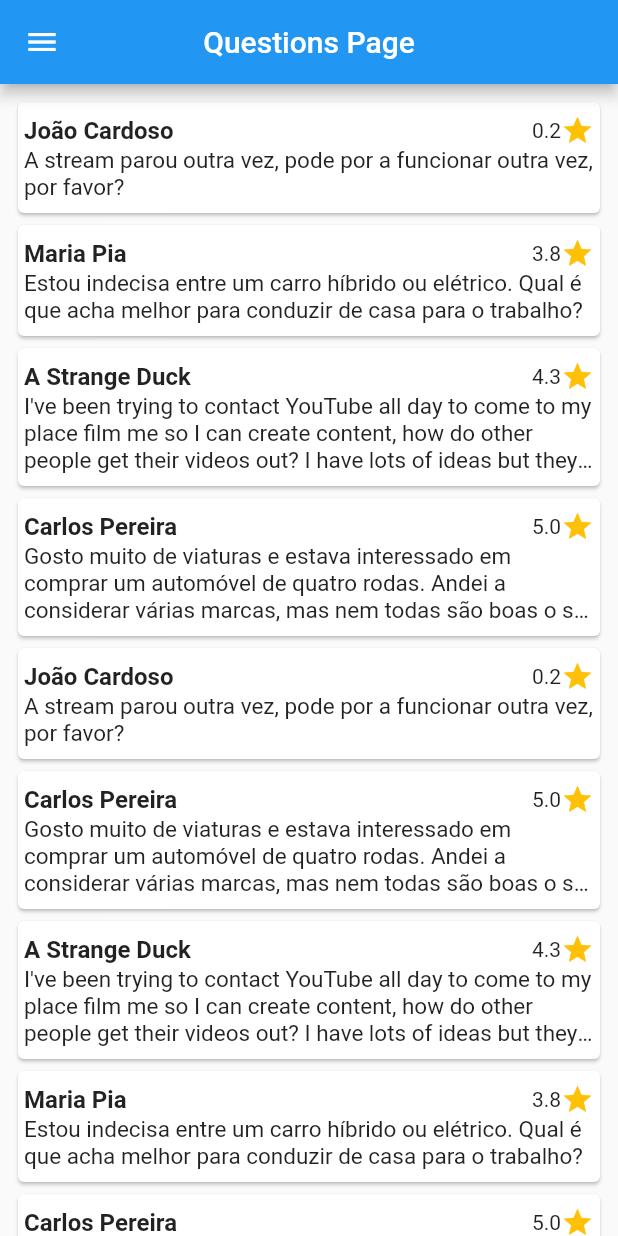
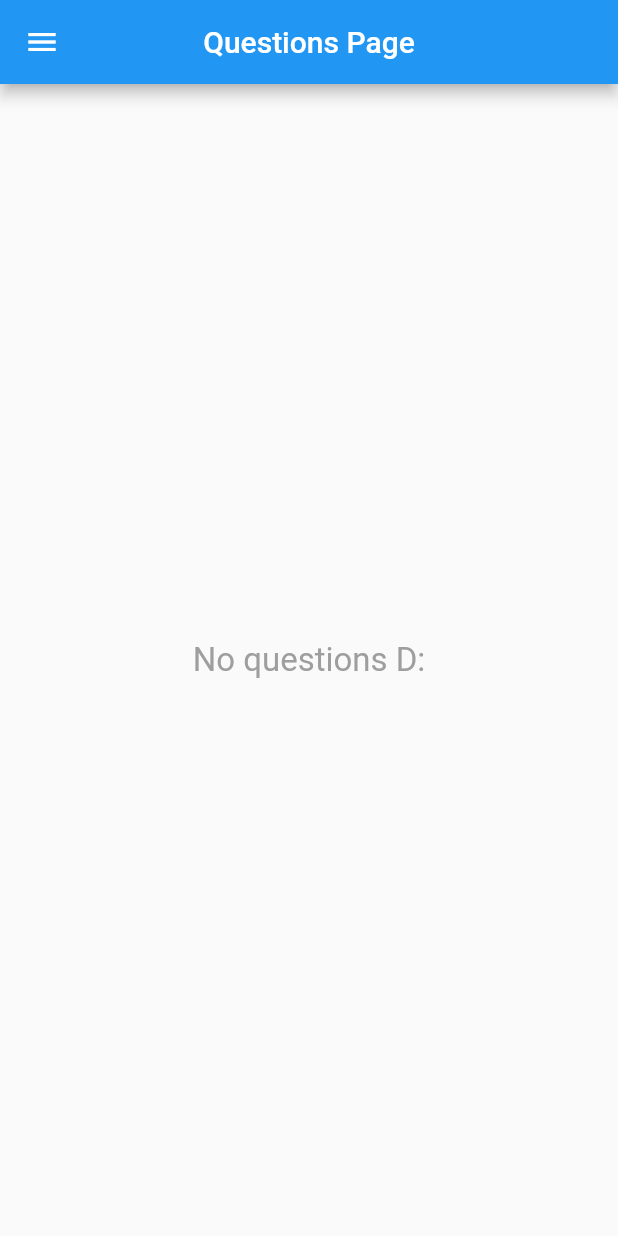
Before and after one commit to FEUP-ESOF-2020-21/open-cx-t1g4-gof, a Flutter app: the QuestionListPage screen opened by its route, on a phone screen of 412 x 824 dp. Run offline on Flutter 3.47's test engine with Material 2 defaults, Android fonts, the phone set to English and light mode, and no system bars; our stand-ins replace cloud_firestore, date_field, firebase_auth, firebase_core, flutter_rating_bar; accounts and stored records are empty.

Commit message:
Tmp commit for merge

```diff
--- a/lib/Question.dart
+++ /dev/null
@@ -1,101 +0,0 @@
-import 'dart:core';
-import 'dart:math';
-
-class Questions {
-
-  List<Question> _questions;
-
-  Questions() {
-    this._questions = [
-      Question.sampleQuestion(1),
-      Question.sampleQuestion(3),
-      Question.sampleQuestion(2),
-      Question.sampleQuestion(0),
-      Question.sampleQuestion(1),
-      Question.sampleQuestion(0),
-      Question.sampleQuestion(2),
-      Question.sampleQuestion(3),
-      Question.sampleQuestion(0),
-      Question.sampleQuestion(1),
-    ];
-  }
-
-  Question getQuestion(int index) {
-    if (index < 0 || index >= this._questions.length)
-        return null;
-    return this._questions[index];
-  }
-
-  /// Getter (number of items)
-  int get numQuestions => _questions.length;
-
-}
-
-class Question {
-  String userName, platform;
-  String description;
-  double rating;
-
-  Question(this.userName, this.platform, this.description, this.rating);
-
-  static Question randomQuestion() {
-    Random r = Random();
-    return sampleQuestion(r.nextInt(4));
-  }
-
-  static Question sampleQuestion(int index) {
-    switch (index) {
-      case 0:
-        return Question(
-            "Carlos Pereira",
-            "Twitch",
-            "Gosto muito de viaturas e estava interessado em comprar um automóvel de quatro rodas. Andei a considerar várias marcas, mas nem todas são boas o suficiente para mim. Seria melhor conduzir um BMW ou um Mercedes?",
-            5);
-      case 1:
-        return Question(
-            "João Cardoso",
-            "Zoom",
-            "A stream parou outra vez, pode por a funcionar outra vez, por favor?",
-            0.2);
-      case 2:
-        return Question(
-            "A Strange Duck",
-            "YouTube",
-            "I've been trying to contact YouTube all day to come to my place film me so I can create content, how do other people get their videos out? I have lots of ideas but they won't come :saderCrack:",
-            4.3);
-      case 3:
-        return Question(
-            "Maria Pia",
-            "Twitch",
-            "Estou indecisa entre um carro híbrido ou elétrico. Qual é que acha melhor para conduzir de casa para o trabalho?",
-            3.8);
-    }
-
-    return null;
-  }
-
-  Question clone() {
-    return Question(userName, platform, description, rating);
-  }
-
-  void updateDescription(String desc) {
-    this.description = desc;
-  }
-
-  @override
-  bool operator ==(Object other) =>
-      identical(this, other) ||
-      other is Question &&
-          runtimeType == other.runtimeType &&
-          userName == other.userName &&
-          platform == other.platform &&
-          description == other.description &&
-          rating == other.rating;
-
-  @override
-  int get hashCode =>
-      userName.hashCode ^
-      platform.hashCode ^
-      description.hashCode ^
-      rating.hashCode;
-}
--- a/lib/firebase/FirebaseController.dart
+++ b/lib/firebase/FirebaseController.dart
@@ -195,9 +195,9 @@ class FirebaseController {
     _conferenceIndex = value;
   }
 
-  static List<Question> get conferenceQuestions => _conferenceQuestions;
+  List<Question> get conferenceQuestions => _conferenceQuestions;
 
-  static int get conferenceQuestionsLoadedIndex => _conferenceQuestionsLoadedIndex;
+  int get conferenceQuestionsLoadedIndex => _conferenceQuestionsLoadedIndex;
 
   Future<void> reloadQuestions(void Function(List<Question>) onReload) async {
     if (_conferenceIndex == null || _myConferences == null || _conferenceIndex != _conferenceQuestionsLoadedIndex)
--- a/lib/main.dart
+++ b/lib/main.dart
@@ -6,7 +6,6 @@ import 'package:inquirescape/pages/MyConferencesPage.dart';
 import 'package:inquirescape/pages/LoginPage.dart';
 import 'package:inquirescape/pages/QuestionListPage.dart';
 import 'package:inquirescape/widgets/InquireScapeDrawer.dart';
-import 'package:inquirescape/widgets/QuestionsHolder.dart';
 
 import 'package:inquirescape/pages/InquireScapeHome.dart';
 
@@ -49,11 +48,7 @@ class MyApp extends StatelessWidget {
       routes: {
         '/': (context) => InquireScapeHome(firebaseController, this.drawer),
         '/login': (context) => LoginPage(firebaseController, this.drawer),
-        '/conference/questions': (context) => SafeArea(
-              child: QuestionsHolder(
-                child: QuestionListPage(firebaseController, this.drawer),
-              ),
-            ),
+        '/conference/questions': (context) => QuestionListPage(firebaseController, this.drawer),
         '/conference/create': (context) => AddConferencePage(firebaseController, this.drawer),
         '/conference/myConferences': (context) => MyConferencesPage(firebaseController, this.drawer),
         '/conference/invites': (context) => MyConferencesPage(firebaseController, this.drawer),
--- a/lib/pages/EditQuestionPage.dart
+++ b/lib/pages/EditQuestionPage.dart
@@ -1,12 +1,12 @@
 import 'package:flutter/cupertino.dart';
 import 'package:flutter/material.dart';
-import 'package:inquirescape/Question.dart';
+import 'package:inquirescape/model/Question.dart';
 
 class EditQuestionPage extends StatefulWidget {
   final Question _question;
   final String oldDescript;
 
-  EditQuestionPage(this._question) : this.oldDescript = _question.description;
+  EditQuestionPage(this._question) : this.oldDescript = _question.content;
 
   @override
   _EditQuestionPage createState() => _EditQuestionPage();
@@ -38,7 +38,7 @@ class _EditQuestionPage extends State<EditQuestionPage> {
                   ),
                   minLines: 6,
                   maxLines: null,
-                  initialValue: widget._question.description,
+                  initialValue: widget._question.content,
                   validator: (String value) {
                     if (value.isEmpty) {
                       return "Empty description.";
@@ -46,8 +46,8 @@ class _EditQuestionPage extends State<EditQuestionPage> {
                     return null;
                   },
                   onSaved: (String value) {
-                    bool hasChanged = value != this.widget.oldDescript;
-                    if (hasChanged) widget._question.updateDescription(value);
+                    // bool hasChanged = value != this.widget.oldDescript;
+                    // if (hasChanged) widget._question.updateContent(value);
                     Navigator.pop(context);
                   },
                 ),
--- a/lib/pages/QuestionFullPage.dart
+++ b/lib/pages/QuestionFullPage.dart
@@ -1,6 +1,6 @@
 import 'package:flutter/cupertino.dart';
 import 'package:flutter/material.dart';
-import 'package:inquirescape/Question.dart';
+import 'package:inquirescape/model/Question.dart';
 import 'package:inquirescape/pages/EditQuestionPage.dart';
 import 'package:flutter_rating_bar/flutter_rating_bar.dart';
 
@@ -19,7 +19,7 @@ class _QuestionFullPageState extends State<QuestionFullPage> {
     return SafeArea(
       child: Scaffold(
         appBar: AppBar(
-          title: Text(widget._question.userName),
+          title: Text(widget._question.authorDisplayName),
           centerTitle: true,
         ),
         body: Container(
@@ -30,7 +30,7 @@ class _QuestionFullPageState extends State<QuestionFullPage> {
               crossAxisAlignment: CrossAxisAlignment.start,
               children: <Widget>[
                 Text(
-                  widget._question.description,
+                  widget._question.content,
                   style: TextStyle(fontSize: 20),
                   maxLines: null,
                 ),
@@ -45,7 +45,7 @@ class _QuestionFullPageState extends State<QuestionFullPage> {
 
   Widget ratingBar(BuildContext context) {
     return RatingBarIndicator(
-      rating: widget._question.rating,
+      rating: widget._question.avgRating,
       itemBuilder: (context, index) => Icon(
         Icons.star,
         color: Colors.amber,
--- a/lib/pages/QuestionListPage.dart
+++ b/lib/pages/QuestionListPage.dart
@@ -1,8 +1,7 @@
 import 'package:flutter/material.dart';
 import 'package:inquirescape/firebase/FirebaseController.dart';
-import 'package:inquirescape/widgets/InquireScapeDrawer.dart';
+import 'package:inquirescape/model/Question.dart';
 import 'package:inquirescape/widgets/QuestionCard.dart';
-import 'package:inquirescape/widgets/QuestionsHolder.dart';
 
 class QuestionListPage extends StatefulWidget {
   final FirebaseController _fbController;
@@ -17,19 +16,36 @@ class QuestionListPage extends StatefulWidget {
 }
 
 class QuestionListPageState extends State<QuestionListPage> {
+
+  @override
+  void initState() {
+    this.widget._fbController.reloadQuestions((arg) { setState(() {}); });
+
+    super.initState();
+  }
+
+
   @override
   Widget build(BuildContext context) {
-    return RefreshIndicator(
+    List<Question> questions = this.widget._fbController.conferenceQuestions;
+
+    return SafeArea(
+      child: RefreshIndicator(
         child: Scaffold(
           appBar: AppBar(
             title: Text("Questions Page"),
             centerTitle: true,
           ),
           drawer: this.widget._drawer,
-        body: _questionList(context),
+          body: questions == null ? _questionsUnloaded(context) : _questionList(context, questions),
         ),
         onRefresh: this._onRefresh,
+      ),
     );
+  }
+
+  Widget _questionsUnloaded(BuildContext context) {
+    return Center(child: Text("No questions D:", style: TextStyle(color: Colors.grey, fontSize: 22),),);
   }
 
   Future<void> _onRefresh() async {
@@ -37,15 +53,13 @@ class QuestionListPageState extends State<QuestionListPage> {
     print("I feel rather refreshed");
   }
 
-  Widget _questionList(BuildContext context) {
-    QuestionsHolderState questionsHolder = QuestionsHolder.of(context);
-
+  Widget _questionList(BuildContext context, List<Question> questions) {
     return ListView.builder(
       padding: const EdgeInsets.all(8),
-      itemCount: questionsHolder.questions.numQuestions,
+      itemCount: questions.length,
       itemBuilder: (BuildContext context, int index) {
         return QuestionCard(
-          question: questionsHolder.questions.getQuestion(index),
+          question: questions[index],
           questionIndex: index,
           // onClick: goToFullQuestionTab,
         );
--- a/lib/widgets/QuestionCard.dart
+++ b/lib/widgets/QuestionCard.dart
@@ -1,9 +1,7 @@
 import 'package:flutter/material.dart';
 import 'package:flutter/foundation.dart';
-import 'package:inquirescape/Question.dart';
+import 'package:inquirescape/model/Question.dart';
 import 'package:inquirescape/pages/QuestionFullPage.dart';
-
-import 'QuestionsHolder.dart';
 
 class QuestionCard extends StatelessWidget {
   final Question question;
@@ -19,8 +17,7 @@ class QuestionCard extends StatelessWidget {
           child: InkWell(
         splashColor: Colors.blue.withAlpha(30),
         onTap: () async {
-          Navigator.push(context, MaterialPageRoute(builder: (context) => QuestionFullPage(this.question)))
-              .then((value) => QuestionsHolder.of(context).update());
+          Navigator.push(context, MaterialPageRoute(builder: (context) => QuestionFullPage(this.question)));
         },
         child: Padding(
             padding: EdgeInsets.only(left: 4, top: 8, right: 4, bottom: 8),
@@ -29,13 +26,13 @@ class QuestionCard extends StatelessWidget {
                 Row(
                   children: [
                     Text(
-                      question.userName,
+                      question.authorDisplayName,
                       style: TextStyle(fontWeight: FontWeight.bold, fontSize: 16),
                     ),
                     Row(
                       children: [
                         Text(
-                          question.rating.toStringAsFixed(1),
+                          question.avgRating.toStringAsFixed(1),
                           style: TextStyle(fontSize: 14),
                         ),
                         Icon(Icons.star, color: Colors.amber, size: 22),
@@ -45,7 +42,7 @@ class QuestionCard extends StatelessWidget {
                   mainAxisAlignment: MainAxisAlignment.spaceBetween,
                 ),
                 Text(
-                  question.description,
+                  question.content,
                   overflow: TextOverflow.ellipsis,
                   maxLines: 3,
                   style: TextStyle(fontSize: 15),
--- a/lib/widgets/QuestionsHolder.dart
+++ /dev/null
@@ -1,57 +0,0 @@
-import 'package:flutter/material.dart';
-import 'package:inquirescape/Question.dart';
-
-class _QuestionsHolderInherited extends InheritedWidget {
-
-  final QuestionsHolderState data;
-
-  _QuestionsHolderInherited({
-    Key key,
-    @required Widget child,
-    @required this.data,
-  }) : super(key: key, child: child);
-
-  @override
-  bool updateShouldNotify(_QuestionsHolderInherited oldWidget) => true;
-}
-
-class QuestionsHolder extends StatefulWidget {
-  QuestionsHolder({
-    Key key,
-    this.child,
-  }) : super(key: key);
-
-  final Widget child;
-
-  @override
-  QuestionsHolderState createState() => new QuestionsHolderState();
-
-  static QuestionsHolderState of(BuildContext context) {
-    return (context
-            .dependOnInheritedWidgetOfExactType<_QuestionsHolderInherited>())
-        .data;
-  }
-}
-
-class QuestionsHolderState extends State<QuestionsHolder> {
-  /// List of Questions
-  Questions questions = new Questions();
-
-  void updateQuestion(int questionIndex, String newDescription) {
-    setState(() {
-      this.questions.getQuestion(questionIndex).description = newDescription;
-    });
-  }
-
-  void update() {
-    setState(() {});
-  }
-
-  @override
-  Widget build(BuildContext context) {
-    return new _QuestionsHolderInherited(
-      data: this,
-      child: widget.child,
-    );
-  }
-}
```
Lines whose indentation alone changed are shown as unchanged.
